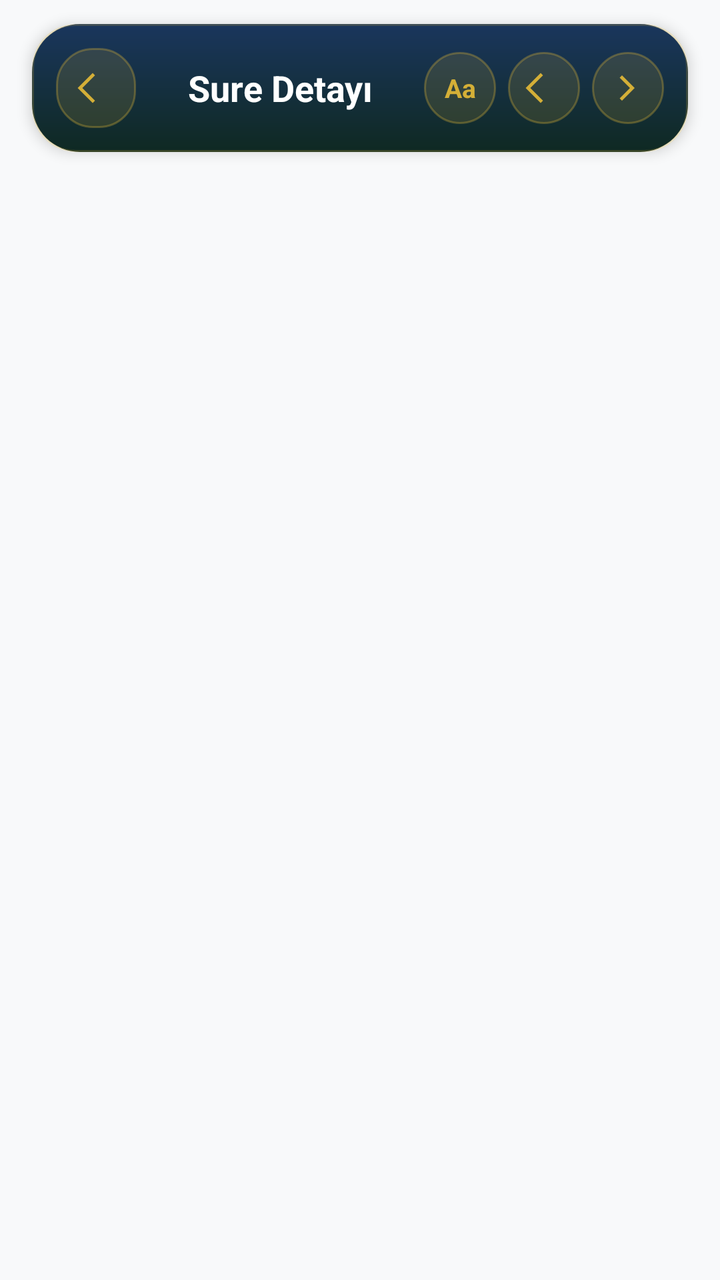
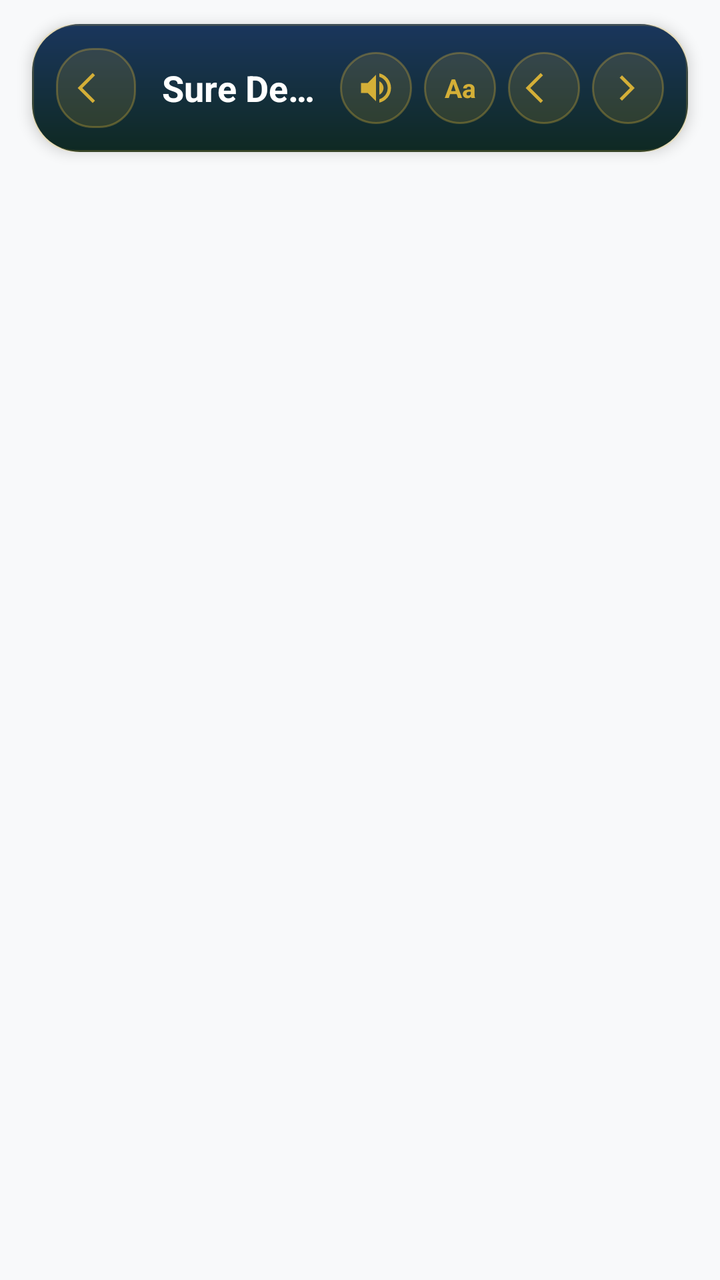

An Android layout rendered at two revisions. The XML below is the earlier revision; the diff shows what the commit changed to produce the second picture.
<!-- AndroidManifest.xml: activity theme Theme.Hilalim -->
<!-- res/layout/activity_surah_detail.xml -->
<?xml version="1.0" encoding="utf-8"?>
<androidx.constraintlayout.widget.ConstraintLayout xmlns:android="http://schemas.android.com/apk/res/android"
    xmlns:app="http://schemas.android.com/apk/res-auto"
    android:layout_width="match_parent"
    android:layout_height="match_parent"
    android:background="?attr/colorSurface">

    <com.google.android.material.card.MaterialCardView
        android:id="@+id/surah_header"
        android:layout_width="match_parent"
        android:layout_height="wrap_content"
        android:layout_marginHorizontal="16dp"
        android:layout_marginTop="12dp"
        app:cardCornerRadius="22dp"
        app:cardElevation="4dp"
        app:layout_constraintTop_toTopOf="parent"
        app:strokeColor="@color/card_stroke"
        app:strokeWidth="1dp">

        <LinearLayout
            android:layout_width="match_parent"
            android:layout_height="wrap_content"
            android:background="@drawable/bg_dark_gradient_card"
            android:gravity="center_vertical"
            android:orientation="horizontal"
            android:paddingHorizontal="12dp"
            android:paddingVertical="12dp">

            <ImageView
                android:id="@+id/btn_back"
                android:layout_width="40dp"
                android:layout_height="40dp"
                android:background="@drawable/bg_hero_icon"
                android:clickable="true"
                android:contentDescription="@string/desc_back"
                android:focusable="true"
                android:foreground="?attr/selectableItemBackgroundBorderless"
                android:padding="10dp"
                android:src="@drawable/ic_back_arrow"
                app:tint="@color/gold" />

            <LinearLayout
                android:id="@+id/surah_title_container"
                android:layout_width="0dp"
                android:layout_height="wrap_content"
                android:layout_marginHorizontal="10dp"
                android:layout_weight="1"
                android:gravity="center"
                android:orientation="vertical">

                <TextView
                    android:id="@+id/txt_surah_name_main"
                    android:layout_width="wrap_content"
                    android:layout_height="wrap_content"
                    android:ellipsize="end"
                    android:gravity="center"
                    android:maxLines="1"
                    android:text="@string/surah_detail_title"
                    android:textColor="@color/white"
                    android:textSize="18sp"
                    android:textStyle="bold" />

                <TextView
                    android:id="@+id/txt_surah_subtitle"
                    android:layout_width="wrap_content"
                    android:layout_height="wrap_content"
                    android:layout_marginTop="2dp"
                    android:ellipsize="end"
                    android:gravity="center"
                    android:maxLines="1"
                    android:textColor="@color/gold"
                    android:textSize="12sp"
                    android:visibility="gone" />
            </LinearLayout>

            <TextView
                android:id="@+id/btn_text_settings"
                android:layout_width="36dp"
                android:layout_height="36dp"
                android:layout_marginEnd="6dp"
                android:background="@drawable/bg_hero_icon"
                android:clickable="true"
                android:contentDescription="@string/quran_text_settings"
                android:focusable="true"
                android:foreground="?attr/selectableItemBackgroundBorderless"
                android:gravity="center"
                android:text="@string/placeholder_aa"
                android:textColor="@color/gold"
                android:textSize="13sp"
                android:textStyle="bold" />

            <ImageView
                android:id="@+id/btn_prev_surah"
                android:layout_width="36dp"
                android:layout_height="36dp"
                android:layout_marginEnd="6dp"
                android:background="@drawable/bg_hero_icon"
                android:clickable="true"
                android:contentDescription="@string/desc_prev_surah"
                android:focusable="true"
                android:foreground="?attr/selectableItemBackgroundBorderless"
                android:padding="8dp"
                android:src="@drawable/ic_back_arrow"
                app:tint="@color/gold" />

            <ImageView
                android:id="@+id/btn_next_surah"
                android:layout_width="36dp"
                android:layout_height="36dp"
                android:background="@drawable/bg_hero_icon"
                android:clickable="true"
                android:contentDescription="@string/desc_next_surah"
                android:focusable="true"
                android:foreground="?attr/selectableItemBackgroundBorderless"
                android:padding="8dp"
                android:src="@drawable/ic_forward_arrow"
                app:tint="@color/gold" />
        </LinearLayout>
    </com.google.android.material.card.MaterialCardView>

    <androidx.recyclerview.widget.RecyclerView
        android:id="@+id/rv_verses"
        android:layout_width="match_parent"
        android:layout_height="0dp"
        android:clipToPadding="false"
        android:paddingHorizontal="12dp"
        android:paddingTop="10dp"
        android:paddingBottom="24dp"
        android:visibility="gone"
        app:layout_constraintBottom_toBottomOf="parent"
        app:layout_constraintTop_toBottomOf="@id/surah_header" />

    <ProgressBar
        android:id="@+id/progress_loading"
        android:layout_width="wrap_content"
        android:layout_height="wrap_content"
        android:indeterminateTint="?attr/colorSecondary"
        app:layout_constraintBottom_toBottomOf="parent"
        app:layout_constraintEnd_toEndOf="parent"
        app:layout_constraintStart_toStartOf="parent"
        app:layout_constraintTop_toBottomOf="@id/surah_header" />

    <TextView
        android:id="@+id/txt_no_content"
        android:layout_width="0dp"
        android:layout_height="wrap_content"
        android:layout_marginHorizontal="32dp"
        android:gravity="center"
        android:text="@string/surah_no_content"
        android:textColor="?attr/colorOnSurfaceVariant"
        android:textSize="14sp"
        android:visibility="gone"
        app:layout_constraintBottom_toBottomOf="parent"
        app:layout_constraintEnd_toEndOf="parent"
        app:layout_constraintStart_toStartOf="parent"
        app:layout_constraintTop_toBottomOf="@id/surah_header" />

</androidx.constraintlayout.widget.ConstraintLayout>
<!-- resources referenced by this layout -->
<resources>
  <color name="card_stroke">#33D4AF37</color>
  <color name="gold">#D4AF37</color>
  <color name="white">#FFFFFFFF</color>
  <string name="desc_back">Geri</string>
  <string name="desc_next_surah">Sonraki Sure</string>
  <string name="desc_prev_surah">Önceki Sure</string>
  <string name="placeholder_aa" translatable="false">Aa</string>
  <string name="quran_text_settings">Okuma Ayarları</string>
  <string name="surah_detail_title">Sure Detayı</string>
  <color name="md_theme_light_primary">#735C00</color>
  <color name="md_theme_light_onPrimary">#FFFFFF</color>
  <color name="md_theme_light_primaryContainer">#D4AF37</color>
  <color name="md_theme_light_onPrimaryContainer">#554300</color>
  <color name="md_theme_light_secondary">#5E5F5C</color>
  <color name="md_theme_light_onSecondary">#FFFFFF</color>
  <color name="md_theme_light_secondaryContainer">#E0E0DC</color>
  <color name="md_theme_light_tertiary">#5F5F56</color>
  <color name="md_theme_light_onTertiary">#FFFFFF</color>
  <color name="md_theme_light_tertiaryContainer">#B4B3A8</color>
  <color name="md_theme_light_background">#F8F9FA</color>
  <color name="md_theme_light_surface">#F8F9FA</color>
  <color name="md_theme_light_onSurface">#191C1D</color>
  <color name="md_theme_light_surfaceVariant">#E1E3E4</color>
  <color name="md_theme_light_onSurfaceVariant">#4D4635</color>
  <color name="md_theme_light_outline">#7F7663</color>
  <color name="md_theme_light_inverseSurface">#2E3132</color>
  <color name="md_theme_light_inverseOnSurface">#EFF1F2</color>
  <color name="md_theme_light_error">#BA1A1A</color>
  <color name="md_theme_light_onError">#FFFFFF</color>
  <color name="md_theme_light_errorContainer">#FFDAD6</color>
  <color name="md_theme_light_onErrorContainer">#93000A</color>
  <!-- unchanged entries left out for length: 9 -->
</resources>

<!-- the commit's change to res/layout/activity_surah_detail.xml (unified diff, before → after) -->
@@ -73,6 +73,20 @@
                     android:visibility="gone" />
             </LinearLayout>
 
+            <ImageView
+                android:id="@+id/btn_reciter"
+                android:layout_width="36dp"
+                android:layout_height="36dp"
+                android:layout_marginEnd="6dp"
+                android:background="@drawable/bg_hero_icon"
+                android:clickable="true"
+                android:contentDescription="@string/quran_reciter_select"
+                android:focusable="true"
+                android:foreground="?attr/selectableItemBackgroundBorderless"
+                android:padding="8dp"
+                android:src="@drawable/ic_volume_up"
+                app:tint="@color/gold" />
+
             <TextView
                 android:id="@+id/btn_text_settings"
                 android:layout_width="36dp"
@@ -127,7 +141,7 @@
         android:paddingTop="10dp"
         android:paddingBottom="24dp"
         android:visibility="gone"
-        app:layout_constraintBottom_toBottomOf="parent"
+        app:layout_constraintBottom_toTopOf="@id/mini_player_card"
         app:layout_constraintTop_toBottomOf="@id/surah_header" />
 
     <ProgressBar
@@ -155,4 +169,152 @@
         app:layout_constraintStart_toStartOf="parent"
         app:layout_constraintTop_toBottomOf="@id/surah_header" />
 
+    
+    <com.google.android.material.card.MaterialCardView
+        android:id="@+id/mini_player_card"
+        android:layout_width="match_parent"
+        android:layout_height="wrap_content"
+        android:layout_marginHorizontal="14dp"
+        android:layout_marginBottom="10dp"
+        android:visibility="gone"
+        app:cardCornerRadius="20dp"
+        app:cardElevation="8dp"
+        app:layout_constraintBottom_toBottomOf="parent"
+        app:strokeColor="@color/gold"
+        app:strokeWidth="1dp">
+
+        <LinearLayout
+            android:layout_width="match_parent"
+            android:layout_height="wrap_content"
+            android:background="@drawable/bg_dark_gradient_card"
+            android:orientation="vertical"
+            android:paddingHorizontal="14dp"
+            android:paddingTop="10dp"
+            android:paddingBottom="8dp">
+
+            <LinearLayout
+                android:layout_width="match_parent"
+                android:layout_height="wrap_content"
+                android:gravity="center_vertical"
+                android:orientation="horizontal">
+
+                <ImageView
+                    android:id="@+id/btn_mini_play_pause"
+                    android:layout_width="38dp"
+                    android:layout_height="38dp"
+                    android:background="@drawable/bg_hero_icon"
+                    android:clickable="true"
+                    android:contentDescription="@string/quran_play_verse_desc"
+                    android:focusable="true"
+                    android:padding="8dp"
+                    android:src="@drawable/ic_pause"
+                    app:tint="@color/gold" />
+
+                <LinearLayout
+                    android:layout_width="0dp"
+                    android:layout_height="wrap_content"
+                    android:layout_marginHorizontal="10dp"
+                    android:layout_weight="1"
+                    android:orientation="vertical">
+
+                    <TextView
+                        android:id="@+id/txt_mini_title"
+                        android:layout_width="wrap_content"
+                        android:layout_height="wrap_content"
+                        android:ellipsize="end"
+                        android:maxLines="1"
+                        android:textColor="@color/white"
+                        android:textSize="13sp"
+                        android:textStyle="bold" />
+
+                    <TextView
+                        android:id="@+id/txt_mini_reciter"
+                        android:layout_width="wrap_content"
+                        android:layout_height="wrap_content"
+                        android:ellipsize="end"
+                        android:maxLines="1"
+                        android:textColor="@color/gold"
+                        android:textSize="11sp" />
+                </LinearLayout>
+
+                <TextView
+                    android:id="@+id/btn_mini_repeat"
+                    android:layout_width="wrap_content"
+                    android:layout_height="32dp"
+                    android:layout_marginEnd="4dp"
+                    android:background="@drawable/bg_hero_icon"
+                    android:clickable="true"
+                    android:focusable="true"
+                    android:gravity="center"
+                    android:minWidth="36dp"
+                    android:paddingHorizontal="8dp"
+                    android:text="@string/quran_repeat_format"
+                    android:textColor="@color/gold"
+                    android:textSize="12sp"
+                    android:textStyle="bold" />
+
+                <ImageView
+                    android:id="@+id/btn_mini_prev"
+                    android:layout_width="32dp"
+                    android:layout_height="32dp"
+                    android:background="?attr/selectableItemBackgroundBorderless"
+                    android:clickable="true"
+                    android:contentDescription="@string/desc_prev_surah"
+                    android:focusable="true"
+                    android:padding="5dp"
+                    android:src="@drawable/ic_skip_previous"
+                    app:tint="@color/white" />
+
+                <ImageView
+                    android:id="@+id/btn_mini_next"
+                    android:layout_width="32dp"
+                    android:layout_height="32dp"
+                    android:background="?attr/selectableItemBackgroundBorderless"
+                    android:clickable="true"
+                    android:contentDescription="@string/desc_next_surah"
+                    android:focusable="true"
+                    android:padding="5dp"
+                    android:src="@drawable/ic_skip_next"
+                    app:tint="@color/white" />
+
+                <ImageView
+                    android:id="@+id/btn_mini_close"
+                    android:layout_width="32dp"
+                    android:layout_height="32dp"
+                    android:background="?attr/selectableItemBackgroundBorderless"
+                    android:clickable="true"
+                    android:contentDescription="@string/ezan_stop_action"
+                    android:focusable="true"
+                    android:padding="6dp"
+                    android:src="@drawable/ic_close"
+                    app:tint="@color/gold" />
+            </LinearLayout>
+
+            <LinearLayout
+                android:layout_width="match_parent"
+                android:layout_height="wrap_content"
+                android:layout_marginTop="4dp"
+                android:gravity="center_vertical"
+                android:orientation="horizontal">
+
+                <SeekBar
+                    android:id="@+id/seek_mini_audio"
+                    android:layout_width="0dp"
+                    android:layout_height="wrap_content"
+                    android:layout_weight="1"
+                    android:progressTint="@color/gold"
+                    android:thumbTint="@color/gold" />
+
+                <TextView
+                    android:id="@+id/txt_mini_time"
+                    android:layout_width="wrap_content"
+                    android:layout_height="wrap_content"
+                    android:layout_marginStart="6dp"
+                    android:text="00:00 / 00:00"
+                    android:textColor="@color/white"
+                    android:textSize="11sp" />
+            </LinearLayout>
+        </LinearLayout>
+    </com.google.android.material.card.MaterialCardView>
+
 </androidx.constraintlayout.widget.ConstraintLayout>
<!-- resource entries referenced after the edit -->
@@ -3,10 +3,64 @@
   <color name="card_stroke">#33D4AF37</color>
   <color name="gold">#D4AF37</color>
   <color name="white">#FFFFFFFF</color>
+  <!-- drawable ic_close (drawable) -->
+  <vector xmlns:android="http://schemas.android.com/apk/res/android"
+      android:width="24dp"
+      android:height="24dp"
+      android:viewportWidth="24"
+      android:viewportHeight="24">
+      <path
+          android:fillColor="#FFFFFFFF"
+          android:pathData="M19,6.41L17.59,5 12,10.59 6.41,5 5,6.41 10.59,12 5,17.59 6.41,19 12,13.41 17.59,19 19,17.59 13.41,12z" />
+  </vector>
+  <!-- drawable ic_pause (drawable) -->
+  <vector xmlns:android="http://schemas.android.com/apk/res/android"
+      android:width="24dp"
+      android:height="24dp"
+      android:viewportWidth="24"
+      android:viewportHeight="24">
+      <path
+          android:fillColor="#FFFFFFFF"
+          android:pathData="M6,19h4V5H6v14zm8,-14v14h4V5h-4z" />
+  </vector>
+  <!-- drawable ic_skip_next (drawable) -->
+  <vector xmlns:android="http://schemas.android.com/apk/res/android"
+      android:width="24dp"
+      android:height="24dp"
+      android:viewportWidth="24"
+      android:viewportHeight="24">
+      <path
+          android:fillColor="#FFFFFFFF"
+          android:pathData="M6,18l8.5,-6L6,6v12zM16,6v12h2V6h-2z" />
+  </vector>
+  <!-- drawable ic_skip_previous (drawable) -->
+  <vector xmlns:android="http://schemas.android.com/apk/res/android"
+      android:width="24dp"
+      android:height="24dp"
+      android:viewportWidth="24"
+      android:viewportHeight="24">
+      <path
+          android:fillColor="#FFFFFFFF"
+          android:pathData="M6,6h2v12H6zm3.5,6l8.5,6V6z" />
+  </vector>
+  <!-- drawable ic_volume_up (drawable) -->
+  <vector xmlns:android="http://schemas.android.com/apk/res/android"
+      android:width="24dp"
+      android:height="24dp"
+      android:viewportWidth="24"
+      android:viewportHeight="24">
+      <path
+          android:fillColor="#FFFFFFFF"
+          android:pathData="M3,9v6h4l5,5V4L7,9H3zM16.5,12c0,-1.77 -1.02,-3.29 -2.5,-4.03v8.05c1.48,-0.73 2.5,-2.25 2.5,-4.02zM14,3.23v2.06c2.89,0.86 5,3.54 5,6.71s-2.11,5.85 -5,6.71v2.06c4.01,-0.91 7,-4.49 7,-8.77s-2.99,-7.86 -7,-8.77z" />
+  </vector>
   <string name="desc_back">Geri</string>
   <string name="desc_next_surah">Sonraki Sure</string>
   <string name="desc_prev_surah">Önceki Sure</string>
+  <string name="ezan_stop_action">Durdur</string>
   <string name="placeholder_aa" translatable="false">Aa</string>
+  <string name="quran_play_verse_desc">Ayeti Dinle</string>
+  <string name="quran_reciter_select">Hafız Seçin</string>
+  <string name="quran_repeat_format">%dx</string>
   <string name="quran_text_settings">Okuma Ayarları</string>
   <string name="surah_detail_title">Sure Detayı</string>
   <color name="md_theme_light_primary">#735C00</color>
